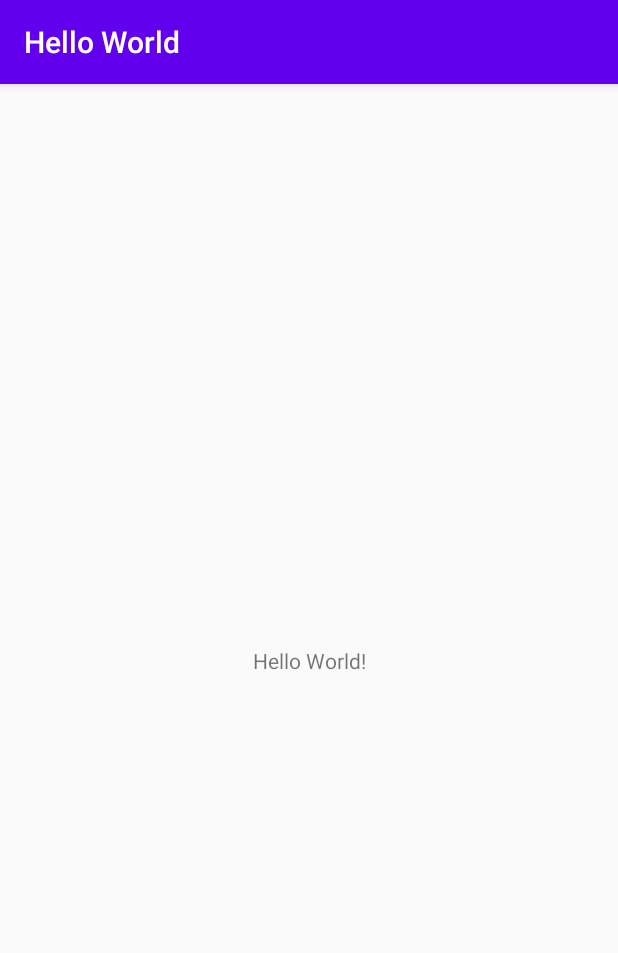
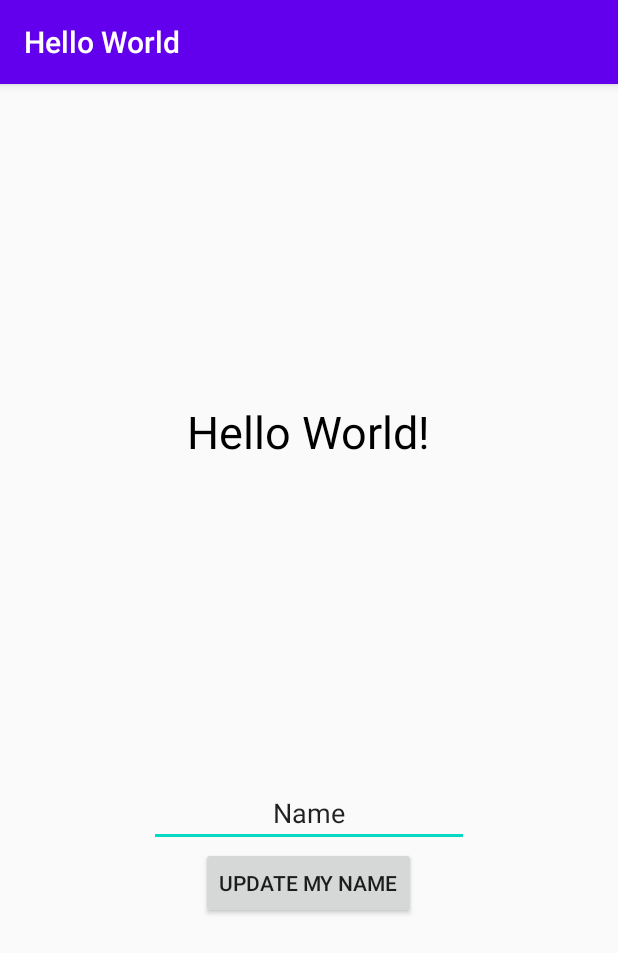
Before and after one commit to Nael-Nathanael/TKTPL-UI, an Android app: the screen it shows after launch (MainActivity), on a phone screen of 412 x 824 dp. Shown: the top 953 px of the screen. Run offline under Robolectric (Android 15) with nearby library versions, the light colour scheme and no system bars; 1 statement that could not run was skipped.

Commit message:
feat: add user interaction in landing page

```diff
--- a/app/src/main/java/id/ac/ui/cs/mobileprogramming/nathanael/helloworld/MainActivity.java
+++ b/app/src/main/java/id/ac/ui/cs/mobileprogramming/nathanael/helloworld/MainActivity.java
@@ -1,14 +1,43 @@
 package id.ac.ui.cs.mobileprogramming.nathanael.helloworld;
+
+import android.os.Bundle;
+import android.view.View;
+import android.widget.Button;
+import android.widget.EditText;
+import android.widget.TextView;
 
 import androidx.appcompat.app.AppCompatActivity;
 
-import android.os.Bundle;
-
 public class MainActivity extends AppCompatActivity {
+    // Used to load the 'native-lib' library on application startup.
+    static {
+        System.loadLibrary("native-lib");
+    }
 
     @Override
     protected void onCreate(Bundle savedInstanceState) {
         super.onCreate(savedInstanceState);
         setContentView(R.layout.activity_main);
+
+        final EditText name_field = findViewById(R.id.name_field);
+        Button update_name = findViewById(R.id.send_name_button);
+        final TextView hello_world = findViewById(R.id.hello_name);
+
+        update_name.setOnClickListener(new View.OnClickListener() {
+            @Override
+            public void onClick(View v) {
+                if (!name_field.getText().toString().isEmpty()) {
+                    hello_world.setText(
+                            name_field.getText().toString()
+                    );
+                }
+            }
+        });
     }
+
+    /**
+     * A native method that is implemented by the 'native-lib' native library,
+     * which is packaged with this application.
+     */
+    public native String stringFromJNI();
 }
--- a/app/src/main/res/layout/activity_main.xml
+++ b/app/src/main/res/layout/activity_main.xml
@@ -7,12 +7,44 @@
     tools:context=".MainActivity">
 
     <TextView
+        android:id="@+id/hello_name"
         android:layout_width="wrap_content"
         android:layout_height="wrap_content"
         android:text="Hello World!"
-        app:layout_constraintBottom_toBottomOf="parent"
+        android:textColor="#000000"
+        android:textSize="30sp"
+        app:layout_constraintBottom_toTopOf="@+id/linearLayout"
+        app:layout_constraintHorizontal_bias="0.5"
         app:layout_constraintLeft_toLeftOf="parent"
         app:layout_constraintRight_toRightOf="parent"
         app:layout_constraintTop_toTopOf="parent" />
 
+    <LinearLayout
+        android:id="@+id/linearLayout"
+        android:layout_width="match_parent"
+        android:layout_height="wrap_content"
+        android:gravity="center"
+        android:orientation="vertical"
+        app:layout_constraintBottom_toBottomOf="parent"
+        app:layout_constraintEnd_toEndOf="parent"
+        app:layout_constraintHorizontal_bias="0.5"
+        app:layout_constraintStart_toStartOf="parent"
+        app:layout_constraintTop_toBottomOf="@+id/hello_name">
+
+        <EditText
+            android:id="@+id/name_field"
+            android:layout_width="wrap_content"
+            android:layout_height="wrap_content"
+            android:ems="10"
+            android:gravity="center"
+            android:inputType="textPersonName"
+            android:text="Name" />
+
+        <Button
+            android:id="@+id/send_name_button"
+            android:layout_width="wrap_content"
+            android:layout_height="wrap_content"
+            android:text="Update My Name" />
+    </LinearLayout>
+
 </androidx.constraintlayout.widget.ConstraintLayout>
```
